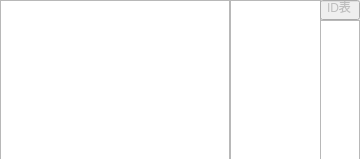
519822108/TKBM200V3, file monitordialog.ui: the form before one commit.
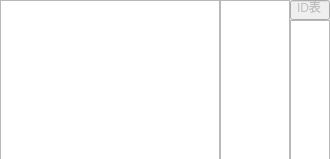
The form after the commit.

Patch:
```diff
--- a/monitordialog.ui
+++ b/monitordialog.ui
@@ -6,7 +6,7 @@
    <rect>
     <x>0</x>
     <y>0</y>
-    <width>360</width>
+    <width>330</width>
     <height>159</height>
    </rect>
   </property>
@@ -16,9 +16,9 @@
   <widget class="QListWidget" name="lw_fid">
    <property name="geometry">
     <rect>
-     <x>230</x>
+     <x>220</x>
      <y>0</y>
-     <width>91</width>
+     <width>70</width>
      <height>160</height>
     </rect>
    </property>
@@ -34,7 +34,7 @@
    </property>
    <property name="geometry">
     <rect>
-     <x>320</x>
+     <x>290</x>
      <y>0</y>
      <width>40</width>
      <height>20</height>
@@ -50,7 +50,7 @@
   <widget class="QTextBrowser" name="tbr_id">
    <property name="geometry">
     <rect>
-     <x>320</x>
+     <x>290</x>
      <y>20</y>
      <width>40</width>
      <height>140</height>
@@ -62,10 +62,13 @@
     <rect>
      <x>0</x>
      <y>0</y>
-     <width>230</width>
+     <width>220</width>
      <height>160</height>
     </rect>
    </property>
+   <property name="verticalScrollBarPolicy">
+    <enum>Qt::ScrollBarAlwaysOff</enum>
+   </property>
   </widget>
  </widget>
  <resources/>
```
